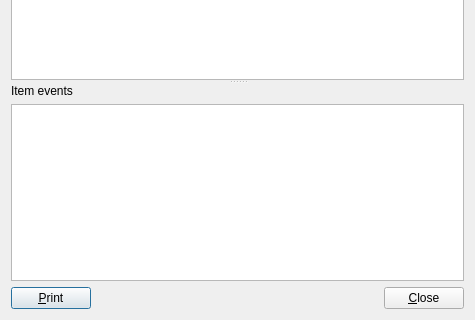
Before: the Qt Designer form src/stockstatusdialog.ui in RoskildeSkiklub/ssfh, drawn with Qt 5; both pictures show x 0 to 475 and y 157 to 477 of the 475 by 477 pixel window.
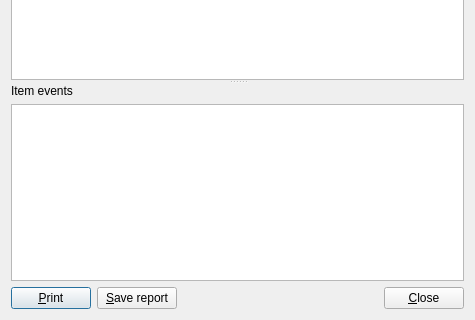
After: the same form once the commit is applied.

Commit message: Added print option to stockstatus dialog. Based on printerhelper, code copied from the checklist print dialog

The edit to the form file:
```diff
--- a/src/stockstatusdialog.ui
+++ b/src/stockstatusdialog.ui
@@ -95,6 +95,13 @@
        </property>
       </widget>
      </item>
+     <item>
+      <widget class="QPushButton" name="input_savereport_pushButton">
+       <property name="text">
+        <string>&amp;Save report</string>
+       </property>
+      </widget>
+     </item>
      <item>
       <spacer name="horizontalSpacer">
        <property name="orientation">
```
Left out of the diff: 18 changed lines with no effect on the pictures. The commit also changes 5 other files.
